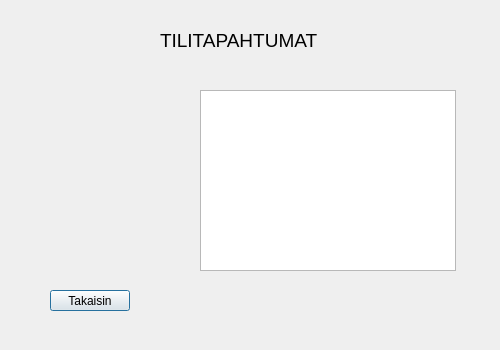
Before: the Qt Designer form Pankkimaatti/tapahtumavirta.ui in vsuusi/BankSimul, drawn with Qt 5.
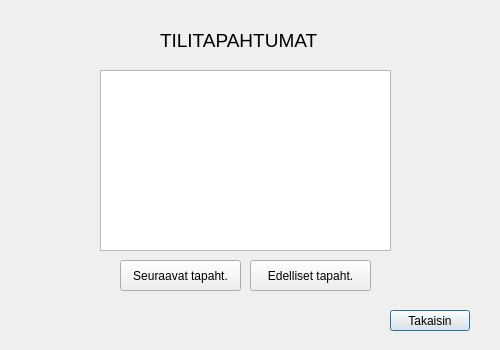
After: the same form once the commit is applied.

What changed in the file:
```diff
--- a/Pankkimaatti/tapahtumavirta.ui
+++ b/Pankkimaatti/tapahtumavirta.ui
@@ -34,9 +34,9 @@
   <widget class="QListWidget" name="listWidget">
    <property name="geometry">
     <rect>
-     <x>200</x>
-     <y>90</y>
-     <width>256</width>
+     <x>100</x>
+     <y>70</y>
+     <width>291</width>
      <height>181</height>
     </rect>
    </property>
@@ -44,8 +44,8 @@
   <widget class="QPushButton" name="btn_tilitapahtumatPaluu">
    <property name="geometry">
     <rect>
-     <x>50</x>
-     <y>290</y>
+     <x>390</x>
+     <y>310</y>
      <width>80</width>
      <height>21</height>
     </rect>
@@ -54,6 +54,32 @@
     <string>Takaisin</string>
    </property>
   </widget>
+  <widget class="QPushButton" name="btn_edellisetTapahtumat">
+   <property name="geometry">
+    <rect>
+     <x>250</x>
+     <y>260</y>
+     <width>121</width>
+     <height>31</height>
+    </rect>
+   </property>
+   <property name="text">
+    <string>Edelliset tapaht.</string>
+   </property>
+  </widget>
+  <widget class="QPushButton" name="btn_seuraavatTapahtumat">
+   <property name="geometry">
+    <rect>
+     <x>120</x>
+     <y>260</y>
+     <width>121</width>
+     <height>31</height>
+    </rect>
+   </property>
+   <property name="text">
+    <string>Seuraavat tapaht.</string>
+   </property>
+  </widget>
  </widget>
  <resources/>
  <connections/>
```
Left out of the diff: 2 changed lines with no effect on the pictures.
